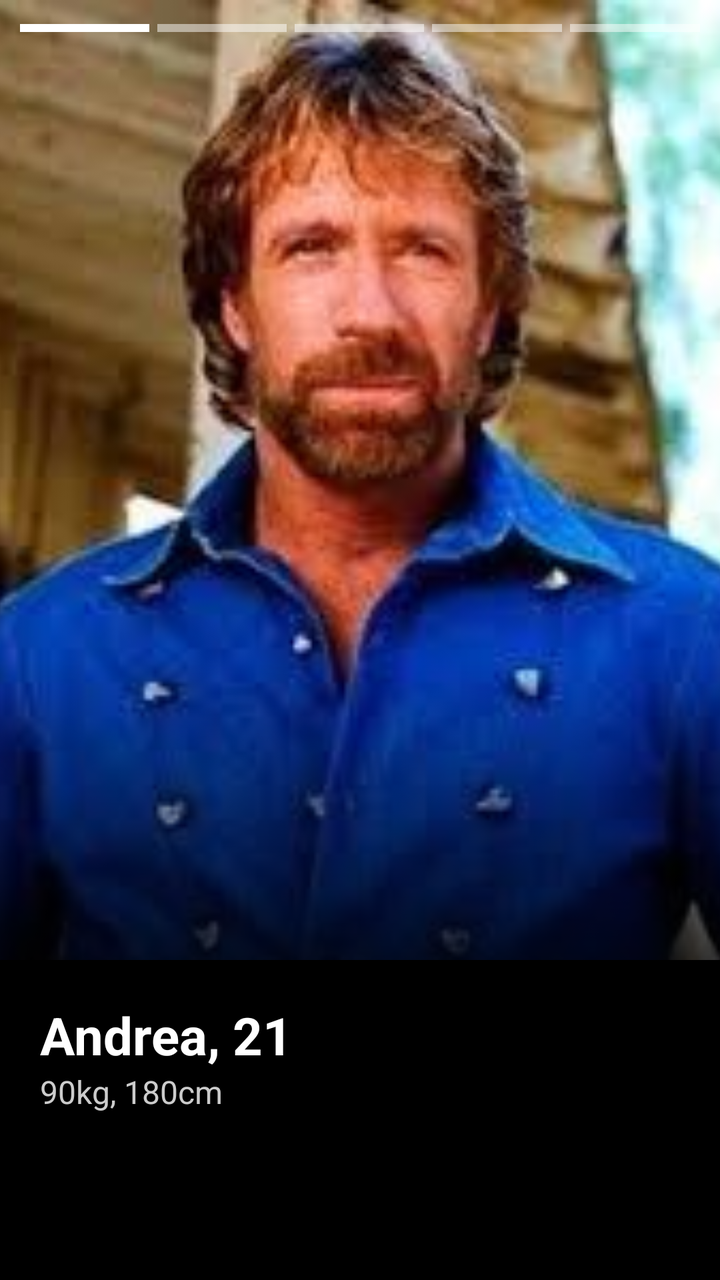
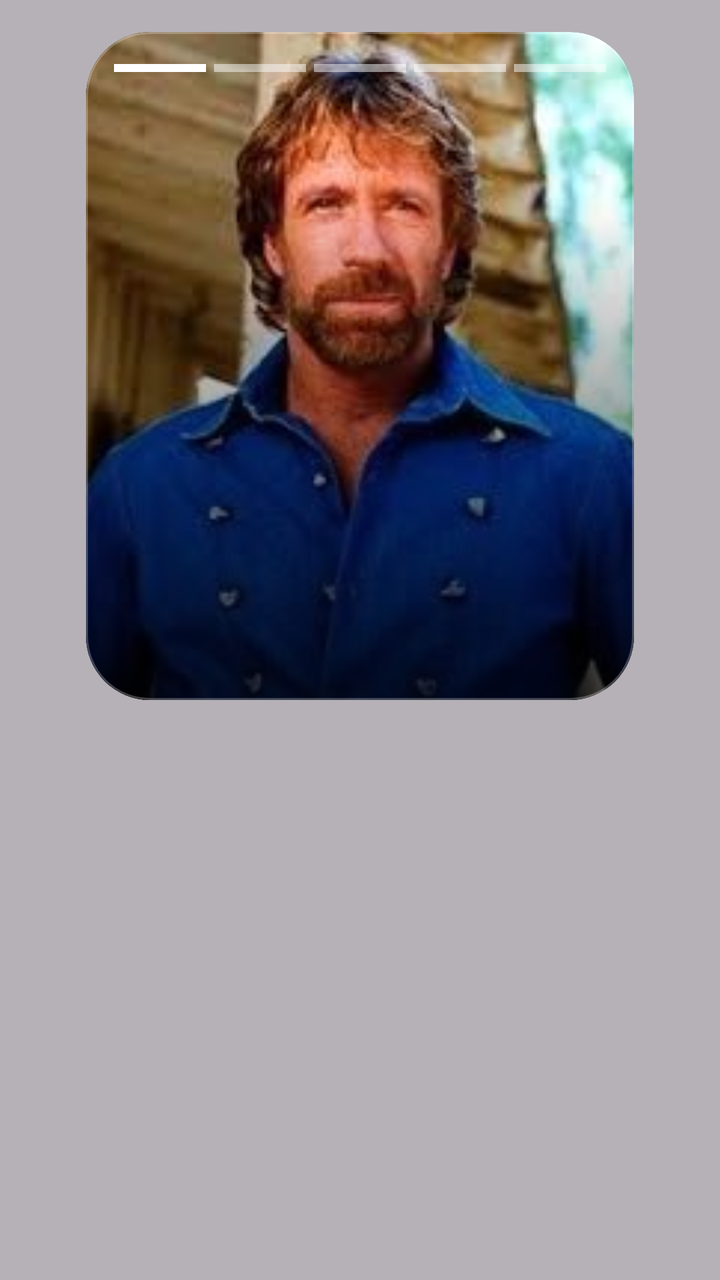

Two renders of the same Android screen: before a commit and after it. Below are the layout's source before the change and the commit's diff.
<!-- AndroidManifest.xml: application theme Theme.FightHub -->
<!-- res/layout/fragment_main_profilo_utente_foto.xml -->
<?xml version="1.0" encoding="utf-8"?>
<androidx.constraintlayout.widget.ConstraintLayout
    xmlns:android="http://schemas.android.com/apk/res/android"
    xmlns:app="http://schemas.android.com/apk/res-auto"
    xmlns:tools="http://schemas.android.com/tools"
    android:layout_width="match_parent"
    android:layout_height="match_parent"
    android:background="@android:color/black"> <ImageView
    android:id="@+id/profileImage"
    android:layout_width="0dp"
    android:layout_height="0dp"
    android:scaleType="centerCrop"
    android:src="@drawable/chuck_norris"
    app:layout_constraintHeight_default="percent"
    app:layout_constraintHeight_percent="0.75"
    app:layout_constraintEnd_toEndOf="parent"
    app:layout_constraintStart_toStartOf="parent"
    app:layout_constraintTop_toTopOf="parent" />

    <LinearLayout
        android:id="@+id/indicatorContainer"
        android:layout_width="0dp"
        android:layout_height="4dp"
        android:layout_marginStart="8dp"
        android:layout_marginTop="12dp"
        android:layout_marginEnd="8dp"
        android:orientation="horizontal"
        android:weightSum="5"
        app:layout_constraintEnd_toEndOf="parent"
        app:layout_constraintStart_toStartOf="parent"
        app:layout_constraintTop_toTopOf="parent">

        <View
            android:layout_width="0dp"
            android:layout_height="match_parent"
            android:layout_marginHorizontal="2dp"
            android:layout_weight="1"
            android:background="@android:color/white" />
        <View
            android:layout_width="0dp"
            android:layout_height="match_parent"
            android:layout_marginHorizontal="2dp"
            android:layout_weight="1"
            android:background="#80FFFFFF" />
        <View
            android:layout_width="0dp"
            android:layout_height="match_parent"
            android:layout_marginHorizontal="2dp"
            android:layout_weight="1"
            android:background="#80FFFFFF" />
        <View
            android:layout_width="0dp"
            android:layout_height="match_parent"
            android:layout_marginHorizontal="2dp"
            android:layout_weight="1"
            android:background="#80FFFFFF" />
        <View
            android:layout_width="0dp"
            android:layout_height="match_parent"
            android:layout_marginHorizontal="2dp"
            android:layout_weight="1"
            android:background="#80FFFFFF" />
    </LinearLayout>

    <View
        android:id="@+id/gradientView"
        android:layout_width="match_parent"
        android:layout_height="150dp"
        android:background="@drawable/bottom_gradient"
        app:layout_constraintBottom_toBottomOf="@+id/profileImage" />

    <LinearLayout
        android:id="@+id/bottomContent"
        android:layout_width="0dp"
        android:layout_height="0dp"
        android:background="@android:color/black"
        android:gravity="top"
        android:orientation="vertical"
        android:padding="20dp"
        app:layout_constraintBottom_toBottomOf="parent"
        app:layout_constraintEnd_toEndOf="parent"
        app:layout_constraintStart_toStartOf="parent"
        app:layout_constraintTop_toBottomOf="@+id/profileImage">

        <TextView
            android:id="@+id/txtNome"
            android:layout_width="wrap_content"
            android:layout_height="wrap_content"
            android:text="Andrea, 21"
            android:textColor="@android:color/white"
            android:textSize="26sp"
            android:textStyle="bold" />

        <TextView
            android:id="@+id/txtDettagli"
            android:layout_width="wrap_content"
            android:layout_height="wrap_content"
            android:text="90kg, 180cm"
            android:textColor="#CCCCCC"
            android:textSize="16sp" />

    </LinearLayout>

</androidx.constraintlayout.widget.ConstraintLayout>
<!-- resources referenced by this layout -->
<resources>
  <!-- drawable bottom_gradient (drawable) -->
  <shape xmlns:android="http://schemas.android.com/apk/res/android">
      <gradient
          android:angle="90"
          android:endColor="@android:color/transparent"
          android:startColor="#CC000000" />
  </shape>
  <!-- drawable chuck_norris: jpg bitmap (drawable, 8246 bytes) -->
  <style name="Theme.FightHub" parent="Base.Theme.FightHub" />
  <style name="Base.Theme.FightHub" parent="Theme.Material3.DayNight.NoActionBar">
          
          
      </style>
</resources>

<!-- the commit's change to res/layout/fragment_main_profilo_utente_foto.xml (unified diff, before → after) -->
@@ -2,103 +2,125 @@
 <androidx.constraintlayout.widget.ConstraintLayout
     xmlns:android="http://schemas.android.com/apk/res/android"
     xmlns:app="http://schemas.android.com/apk/res-auto"
-    xmlns:tools="http://schemas.android.com/tools"
+    android:id="@+id/rootLayout"
+    android:clickable="true"
+    android:focusable="true"
     android:layout_width="match_parent"
     android:layout_height="match_parent"
-    android:background="@android:color/black"> <ImageView
-    android:id="@+id/profileImage"
-    android:layout_width="0dp"
-    android:layout_height="0dp"
-    android:scaleType="centerCrop"
-    android:src="@drawable/chuck_norris"
-    app:layout_constraintHeight_default="percent"
-    app:layout_constraintHeight_percent="0.75"
-    app:layout_constraintEnd_toEndOf="parent"
-    app:layout_constraintStart_toStartOf="parent"
-    app:layout_constraintTop_toTopOf="parent" />
+    android:background="#592F2E2E">
 
-    <LinearLayout
-        android:id="@+id/indicatorContainer"
+    
+    <View
+        android:id="@+id/glowBorder"
         android:layout_width="0dp"
-        android:layout_height="4dp"
-        android:layout_marginStart="8dp"
-        android:layout_marginTop="12dp"
-        android:layout_marginEnd="8dp"
-        android:orientation="horizontal"
-        android:weightSum="5"
+        android:layout_height="0dp"
+        android:layout_margin="14dp"
+        android:background="@drawable/glow_neon_shape"
+        app:layout_constraintBottom_toTopOf="@+id/bottomNavigation"
         app:layout_constraintEnd_toEndOf="parent"
         app:layout_constraintStart_toStartOf="parent"
-        app:layout_constraintTop_toTopOf="parent">
+        app:layout_constraintTop_toTopOf="parent" />
 
-        <View
-            android:layout_width="0dp"
-            android:layout_height="match_parent"
-            android:layout_marginHorizontal="2dp"
-            android:layout_weight="1"
-            android:background="@android:color/white" />
-        <View
-            android:layout_width="0dp"
-            android:layout_height="match_parent"
-            android:layout_marginHorizontal="2dp"
-            android:layout_weight="1"
-            android:background="#80FFFFFF" />
-        <View
-            android:layout_width="0dp"
-            android:layout_height="match_parent"
-            android:layout_marginHorizontal="2dp"
-            android:layout_weight="1"
-            android:background="#80FFFFFF" />
-        <View
-            android:layout_width="0dp"
-            android:layout_height="match_parent"
-            android:layout_marginHorizontal="2dp"
-            android:layout_weight="1"
-            android:background="#80FFFFFF" />
-        <View
-            android:layout_width="0dp"
-            android:layout_height="match_parent"
-            android:layout_marginHorizontal="2dp"
-            android:layout_weight="1"
-            android:background="#80FFFFFF" />
-    </LinearLayout>
-
-    <View
-        android:id="@+id/gradientView"
-        android:layout_width="match_parent"
-        android:layout_height="150dp"
-        android:background="@drawable/bottom_gradient"
-        app:layout_constraintBottom_toBottomOf="@+id/profileImage" />
-
-    <LinearLayout
-        android:id="@+id/bottomContent"
-        android:layout_width="0dp"
-        android:layout_height="0dp"
-        android:background="@android:color/black"
-        android:gravity="top"
-        android:orientation="vertical"
-        android:padding="20dp"
+    
+    <com.google.android.material.card.MaterialCardView
+        android:id="@+id/profileCard"
+        android:layout_width="274dp"
+        android:layout_height="334dp"
+        android:layout_margin="16dp"
+        app:cardBackgroundColor="@color/black"
+        app:cardCornerRadius="32dp"
+        app:cardElevation="0dp"
+        app:layout_constraintDimensionRatio="3:4"
+        app:layout_constraintBottom_toTopOf="@+id/bottomNavigation"
         app:layout_constraintBottom_toBottomOf="parent"
         app:layout_constraintEnd_toEndOf="parent"
         app:layout_constraintStart_toStartOf="parent"
-        app:layout_constraintTop_toBottomOf="@+id/profileImage">
+        app:layout_constraintTop_toTopOf="parent"
+        app:strokeColor="#40FFFFFF"
+        app:strokeWidth="1dp">
 
-        <TextView
-            android:id="@+id/txtNome"
-            android:layout_width="wrap_content"
-            android:layout_height="wrap_content"
-            android:text="Andrea, 21"
-            android:textColor="@android:color/white"
-            android:textSize="26sp"
-            android:textStyle="bold" />
+        <androidx.constraintlayout.widget.ConstraintLayout
+            android:layout_width="match_parent"
+            android:layout_height="match_parent">
 
-        <TextView
-            android:id="@+id/txtDettagli"
-            android:layout_width="wrap_content"
-            android:layout_height="wrap_content"
-            android:text="90kg, 180cm"
-            android:textColor="#CCCCCC"
-            android:textSize="16sp" />
+            <ImageView
+                android:id="@+id/profileImage"
+                android:layout_width="match_parent"
+                android:layout_height="match_parent"
+                android:scaleType="centerCrop"
+                android:src="@drawable/chuck_norris" />
 
-    </LinearLayout>
+            
 
+            <View
+                android:id="@+id/viewNext"
+                android:layout_width="0dp"
+                android:layout_height="match_parent"
+                app:layout_constraintBottom_toBottomOf="parent"
+                app:layout_constraintEnd_toEndOf="parent"
+                app:layout_constraintHorizontal_weight="1" />
+
+            
+            <View
+                android:layout_width="match_parent"
+                android:layout_height="250dp"
+                android:background="@drawable/bottom_gradient"
+                app:layout_constraintBottom_toBottomOf="parent" />
+
+            
+            <LinearLayout
+                android:id="@+id/indicatorContainer"
+                android:layout_width="match_parent"
+                android:layout_height="4dp"
+                android:layout_marginHorizontal="12dp"
+                android:layout_marginTop="16dp"
+                android:elevation="10dp"
+                android:orientation="horizontal"
+                android:weightSum="5"
+                app:layout_constraintTop_toTopOf="parent">
+
+                <View
+                    android:id="@+id/ind_0"
+                    android:layout_width="0dp"
+                    android:layout_height="match_parent"
+                    android:layout_marginHorizontal="2dp"
+                    android:layout_weight="1"
+                    android:background="@color/white" />
+
+                <View
+                    android:id="@+id/ind_1"
+                    android:layout_width="0dp"
+                    android:layout_height="match_parent"
+                    android:layout_marginHorizontal="2dp"
+                    android:layout_weight="1"
+                    android:background="#80FFFFFF" />
+
+                <View
+                    android:id="@+id/ind_2"
+                    android:layout_width="0dp"
+                    android:layout_height="match_parent"
+                    android:layout_marginHorizontal="2dp"
+                    android:layout_weight="1"
+                    android:background="#80FFFFFF" />
+
+                <View
+                    android:id="@+id/ind_3"
+                    android:layout_width="0dp"
+                    android:layout_height="match_parent"
+                    android:layout_marginHorizontal="2dp"
+                    android:layout_weight="1"
+                    android:background="#80FFFFFF" />
+
+                <View
+                    android:id="@+id/ind_4"
+                    android:layout_width="0dp"
+                    android:layout_height="match_parent"
+                    android:layout_marginHorizontal="2dp"
+                    android:layout_weight="1"
+                    android:background="#80FFFFFF" />
+            </LinearLayout>
+
+
+        </androidx.constraintlayout.widget.ConstraintLayout>
+    </com.google.android.material.card.MaterialCardView>
 </androidx.constraintlayout.widget.ConstraintLayout>
<!-- resource entries referenced after the edit -->
@@ -1,5 +1,7 @@
 <!-- resources referenced by this layout -->
 <resources>
+  <color name="black">#FF000000</color>
+  <color name="white">#FFFFFFFF</color>
   <!-- drawable bottom_gradient (drawable) -->
   <shape xmlns:android="http://schemas.android.com/apk/res/android">
       <gradient
@@ -8,6 +10,15 @@
           android:startColor="#CC000000" />
   </shape>
   <!-- drawable chuck_norris: jpg bitmap (drawable, 8246 bytes) -->
+  <!-- drawable glow_neon_shape (drawable) -->
+  <shape xmlns:android="http://schemas.android.com/apk/res/android">
+      <corners android:radius="36dp" />
+      <gradient
+          android:startColor="#60FF0000"
+          android:endColor="@android:color/transparent"
+          android:type="radial"
+          android:gradientRadius="200dp" />
+  </shape>
   <style name="Theme.FightHub" parent="Base.Theme.FightHub" />
   <style name="Base.Theme.FightHub" parent="Theme.Material3.DayNight.NoActionBar">
           
